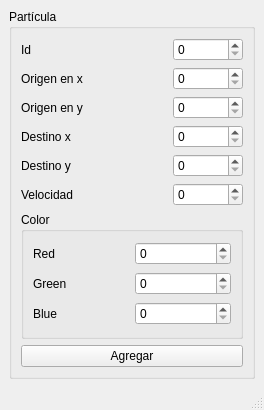
Old version of the form main.ui in the repository kevin2943/particula.
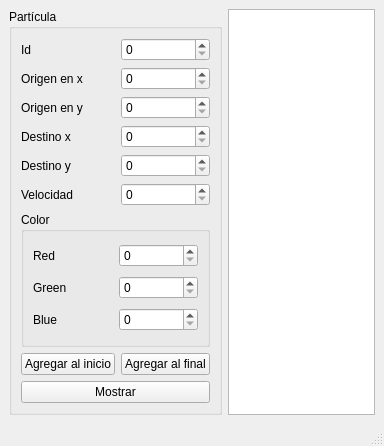
New version of the form.

The edit to the form file:
```diff
--- a/main.ui
+++ b/main.ui
@@ -6,8 +6,8 @@
    <rect>
     <x>0</x>
     <y>0</y>
-    <width>264</width>
-    <height>410</height>
+    <width>384</width>
+    <height>446</height>
    </rect>
   </property>
   <property name="windowTitle">
@@ -15,40 +15,22 @@
   </property>
   <widget class="QWidget" name="centralwidget">
    <layout class="QGridLayout" name="gridLayout_3">
-    <item row="0" column="0">
+    <item row="0" column="2" colspan="2">
+     <widget class="QPlainTextEdit" name="plainTextEdit">
+      <property name="readOnly">
+       <bool>true</bool>
+      </property>
+     </widget>
+    </item>
+    <item row="0" column="0" colspan="2">
      <widget class="QGroupBox" name="groupBox_2">
+      <property name="enabled">
+       <bool>true</bool>
+      </property>
       <property name="title">
        <string>Partícula</string>
       </property>
       <layout class="QGridLayout" name="gridLayout_2" columnstretch="0,0,0">
-       <item row="1" column="2">
-        <widget class="QSpinBox" name="spinBox_2">
-         <property name="maximum">
-          <number>500</number>
-         </property>
-        </widget>
-       </item>
-       <item row="4" column="2">
-        <widget class="QSpinBox" name="spinBox_5">
-         <property name="maximum">
-          <number>500</number>
-         </property>
-        </widget>
-       </item>
-       <item row="7" column="0" colspan="3">
-        <widget class="QPushButton" name="pushButton">
-         <property name="text">
-          <string>Agregar</string>
-         </property>
-        </widget>
-       </item>
-       <item row="2" column="2">
-        <widget class="QSpinBox" name="spinBox_3">
-         <property name="maximum">
-          <number>500</number>
-         </property>
-        </widget>
-       </item>
        <item row="3" column="0">
         <widget class="QLabel" name="label_4">
          <property name="text">
@@ -56,13 +38,6 @@
          </property>
         </widget>
        </item>
-       <item row="0" column="0">
-        <widget class="QLabel" name="label">
-         <property name="text">
-          <string>Id</string>
-         </property>
-        </widget>
-       </item>
        <item row="1" column="0">
         <widget class="QLabel" name="label_2">
          <property name="text">
@@ -70,30 +45,13 @@
          </property>
         </widget>
        </item>
-       <item row="2" column="0">
-        <widget class="QLabel" name="label_3">
-         <property name="text">
-          <string>Origen en y</string>
-         </property>
-        </widget>
-       </item>
-       <item row="4" column="0">
-        <widget class="QLabel" name="label_5">
-         <property name="text">
-          <string>Destino y</string>
-         </property>
-        </widget>
-       </item>
-       <item row="3" column="2">
-        <widget class="QSpinBox" name="spinBox_4">
+       <item row="3" column="1">
+        <widget class="QSpinBox" name="spinBox_xDestiny">
          <property name="maximum">
           <number>500</number>
          </property>
         </widget>
        </item>
-       <item row="0" column="2">
-        <widget class="QSpinBox" name="spinBox"/>
-       </item>
        <item row="5" column="0">
         <widget class="QLabel" name="label_6">
          <property name="text">
@@ -101,7 +59,52 @@
          </property>
         </widget>
        </item>
-       <item row="6" column="0" colspan="3">
+       <item row="2" column="0">
+        <widget class="QLabel" name="label_3">
+         <property name="text">
+          <string>Origen en y</string>
+         </property>
+        </widget>
+       </item>
+       <item row="7" column="1">
+        <widget class="QPushButton" name="pushButton_addEnd">
+         <property name="text">
+          <string>Agregar al final</string>
+         </property>
+        </widget>
+       </item>
+       <item row="2" column="1">
+        <widget class="QSpinBox" name="spinBox_yOrigin">
+         <property name="maximum">
+          <number>500</number>
+         </property>
+        </widget>
+       </item>
+       <item row="0" column="0">
+        <widget class="QLabel" name="label">
+         <property name="text">
+          <string>Id</string>
+         </property>
+        </widget>
+       </item>
+       <item row="8" column="0" colspan="2">
+        <widget class="QPushButton" name="pushButton_show">
+         <property name="text">
+          <string>Mostrar</string>
+         </property>
+        </widget>
+       </item>
+       <item row="0" column="1">
+        <widget class="QSpinBox" name="spinBox_id"/>
+       </item>
+       <item row="1" column="1">
+        <widget class="QSpinBox" name="spinBox_xOrigin">
+         <property name="maximum">
+          <number>500</number>
+         </property>
+        </widget>
+       </item>
+       <item row="6" column="0" colspan="2">
         <widget class="QGroupBox" name="groupBox">
          <property name="title">
           <string>Color</string>
@@ -115,7 +118,7 @@
            </widget>
           </item>
           <item row="0" column="1">
-           <widget class="QSpinBox" name="spinBox_7">
+           <widget class="QSpinBox" name="spinBox_red">
             <property name="maximum">
              <number>500</number>
             </property>
@@ -129,7 +132,7 @@
            </widget>
           </item>
           <item row="1" column="1">
-           <widget class="QSpinBox" name="spinBox_9">
+           <widget class="QSpinBox" name="spinBox_green">
             <property name="maximum">
              <number>500</number>
             </property>
@@ -143,7 +146,7 @@
            </widget>
           </item>
           <item row="2" column="1">
-           <widget class="QSpinBox" name="spinBox_8">
+           <widget class="QSpinBox" name="spinBox_blue">
             <property name="maximum">
              <number>500</number>
             </property>
@@ -152,8 +155,29 @@
          </layout>
         </widget>
        </item>
-       <item row="5" column="2">
-        <widget class="QSpinBox" name="spinBox_6"/>
+       <item row="4" column="1">
+        <widget class="QSpinBox" name="spinBox_yDestiny">
+         <property name="maximum">
+          <number>500</number>
+         </property>
+        </widget>
+       </item>
+       <item row="4" column="0">
+        <widget class="QLabel" name="label_5">
+         <property name="text">
+          <string>Destino y</string>
+         </property>
+        </widget>
+       </item>
+       <item row="5" column="1">
+        <widget class="QSpinBox" name="spinBox_speed"/>
+       </item>
+       <item row="7" column="0">
+        <widget class="QPushButton" name="pushButton_addStart">
+         <property name="text">
+          <string>Agregar al inicio</string>
+         </property>
+        </widget>
        </item>
       </layout>
      </widget>
@@ -165,7 +189,7 @@
     <rect>
      <x>0</x>
      <y>0</y>
-     <width>264</width>
+     <width>384</width>
      <height>21</height>
     </rect>
    </property>
```
